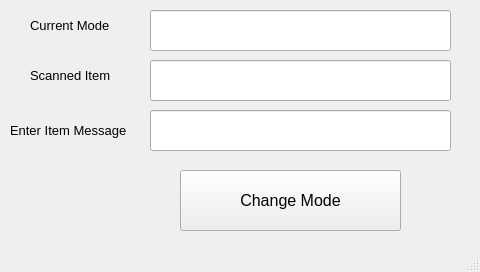
Qt form qt/rfid_gui/rfidgui.ui (sgomez14/ec535final) before a commit.
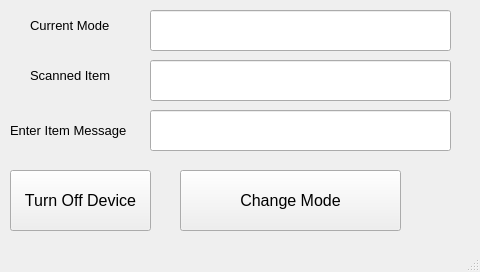
The same form after that commit.

```diff
--- a/qt/rfid_gui/rfidgui.ui
+++ b/qt/rfid_gui/rfidgui.ui
@@ -141,6 +141,24 @@
      <bool>false</bool>
     </property>
    </widget>
+   <widget class="QPushButton" name="turnOffButton">
+    <property name="geometry">
+     <rect>
+      <x>10</x>
+      <y>170</y>
+      <width>141</width>
+      <height>61</height>
+     </rect>
+    </property>
+    <property name="font">
+     <font>
+      <pointsize>12</pointsize>
+     </font>
+    </property>
+    <property name="text">
+     <string>Turn Off Device</string>
+    </property>
+   </widget>
   </widget>
   <widget class="QMenuBar" name="menubar">
    <property name="geometry">
```
Left out of the diff: 2 changed lines with no effect on the pictures.
